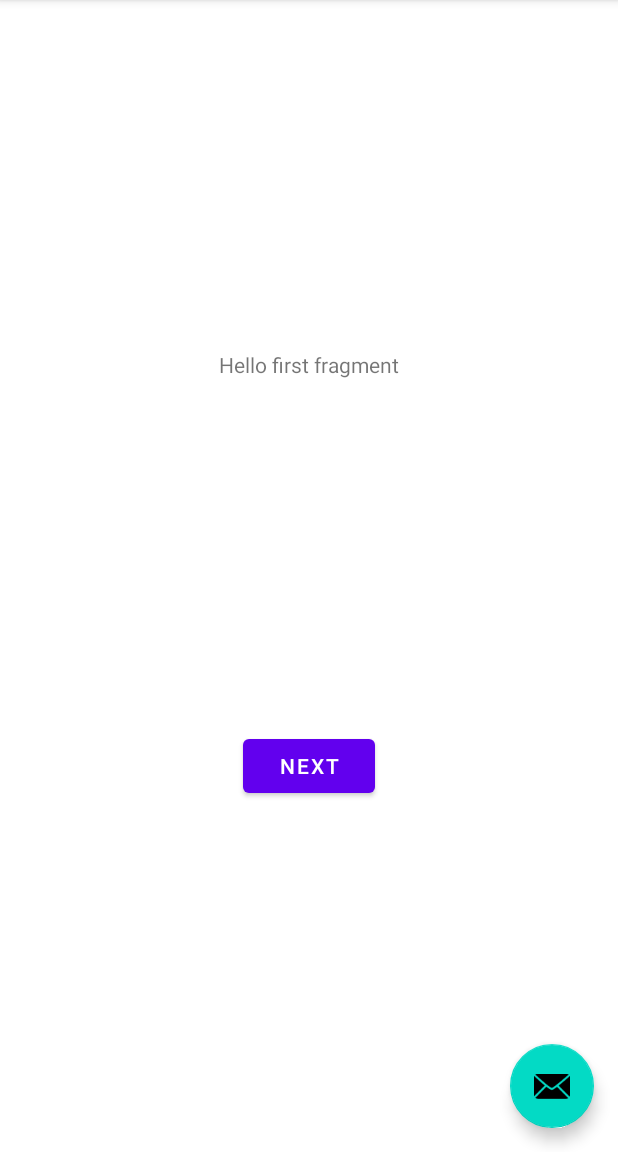
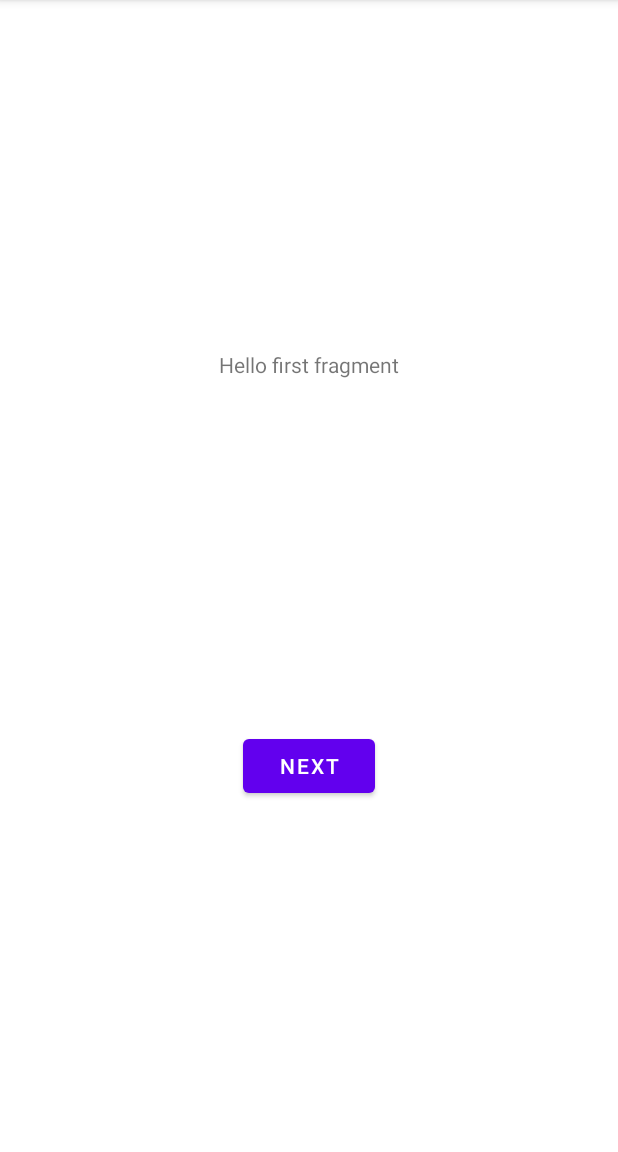
Before and after one commit to McGill-ECSE321-Winter2021/project-group-09, an Android app: the screen it shows after launch (MainActivity), on a phone screen of 412 x 824 dp, the part 84-1236 px from its top. Run offline under Robolectric (Android 15) with nearby library versions, the phone set to English and light mode, and no system bars.

Commit message:
Menu for one page working

```diff
--- a/RepairShop-Android/app/src/main/res/layout/activity_main.xml
+++ b/RepairShop-Android/app/src/main/res/layout/activity_main.xml
@@ -22,12 +22,4 @@
 
     <include layout="@layout/content_main" />
 
-    <com.google.android.material.floatingactionbutton.FloatingActionButton
-        android:id="@+id/fab"
-        android:layout_width="wrap_content"
-        android:layout_height="wrap_content"
-        android:layout_gravity="bottom|end"
-        android:layout_margin="@dimen/fab_margin"
-        app:srcCompat="@android:drawable/ic_dialog_email" />
-
 </androidx.coordinatorlayout.widget.CoordinatorLayout>
--- a/RepairShop-Android/app/src/main/res/menu/menu_main.xml
+++ b/RepairShop-Android/app/src/main/res/menu/menu_main.xml
@@ -2,9 +2,49 @@
     xmlns:app="http://schemas.android.com/apk/res-auto"
     xmlns:tools="http://schemas.android.com/tools"
     tools:context="ca.mcgill.ecse321.repairshop.MainActivity">
+
     <item
-        android:id="@+id/action_settings"
+        android:id="@+id/menuContactUs"
         android:orderInCategory="100"
-        android:title="@string/action_settings"
+        android:title="@string/contactUs"
         app:showAsAction="never" />
+
+    <item
+        android:id="@+id/menuViewServices"
+        android:orderInCategory="100"
+        android:title="@string/viewServices"
+        app:showAsAction="never" />
+
+    <!-- TODO: Show when NOT logged in -->
+    <item
+        android:id="@+id/menuRegister"
+        android:orderInCategory="100"
+        android:title="@string/register"
+        app:showAsAction="never" />
+
+    <item
+        android:id="@+id/menuLogin"
+        android:orderInCategory="100"
+        android:title="@string/login"
+        app:showAsAction="never" />
+
+    <!-- TODO: Show when logged in -->
+    <item
+        android:id="@+id/menuBookAppointment"
+        android:orderInCategory="100"
+        android:title="@string/bookAppointment"
+        app:showAsAction="never" />
+
+    <item
+        android:id="@+id/menuViewAppointments"
+        android:orderInCategory="100"
+        android:title="@string/viewAppointments"
+        app:showAsAction="never" />
+
+    <item
+        android:id="@+id/menuLogout"
+        android:orderInCategory="100"
+        android:title="@string/logout"
+        app:showAsAction="never" />
+
 </menu>
--- a/RepairShop-Android/app/src/main/res/values/strings.xml
+++ b/RepairShop-Android/app/src/main/res/values/strings.xml
@@ -1,6 +1,5 @@
 <resources>
     <string name="app_name">RepairShop-Android</string>
-    <string name="action_settings">Settings</string>
     <!-- Strings used for fragments for navigation -->
     <string name="first_fragment_label">First Fragment</string>
     <string name="second_fragment_label">Second Fragment</string>
@@ -9,4 +8,14 @@
 
     <string name="hello_first_fragment">Hello first fragment</string>
     <string name="hello_second_fragment">Hello second fragment. Arg: %1$s</string>
+
+    <!-- Menu strings -->
+    <string name="contactUs">Contact Us</string>
+    <string name="viewServices">View Services</string>
+    <string name="register">Register</string>
+    <string name="login">Login</string>
+    <string name="bookAppointment">Book Appointment</string>
+    <string name="viewAppointments">View Appointments</string>
+    <string name="logout">Logout</string>
+
 </resources>
```
Also changed, not shown: RepairShop-Android/app/src/main/AndroidManifest.xml (+4 -3 lines), RepairShop-Android/app/src/main/java/ca/mcgill/ecse321/repairshop/BookAppointment.java (added, +15 -0 lines), RepairShop-Android/app/src/main/java/ca/mcgill/ecse321/repairshop/HttpUtils.java (added, +48 -0 lines), RepairShop-Android/app/src/main/java/ca/mcgill/ecse321/repairshop/MainActivity.java (+27 -22 lines).
